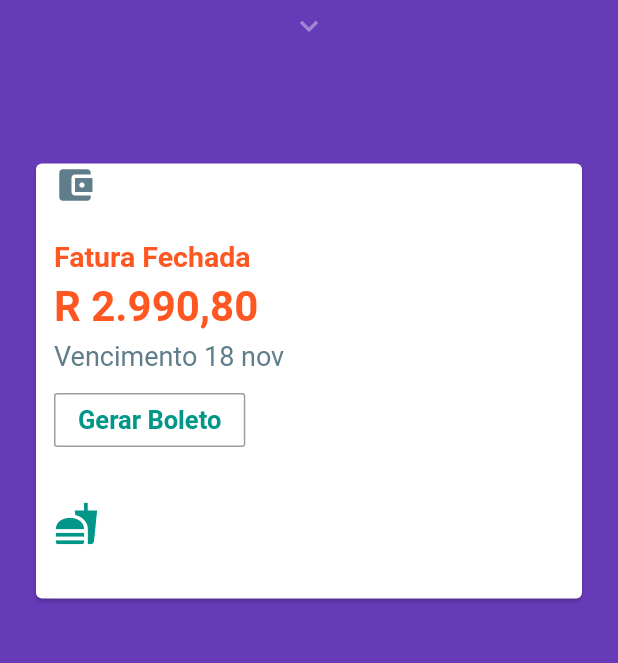
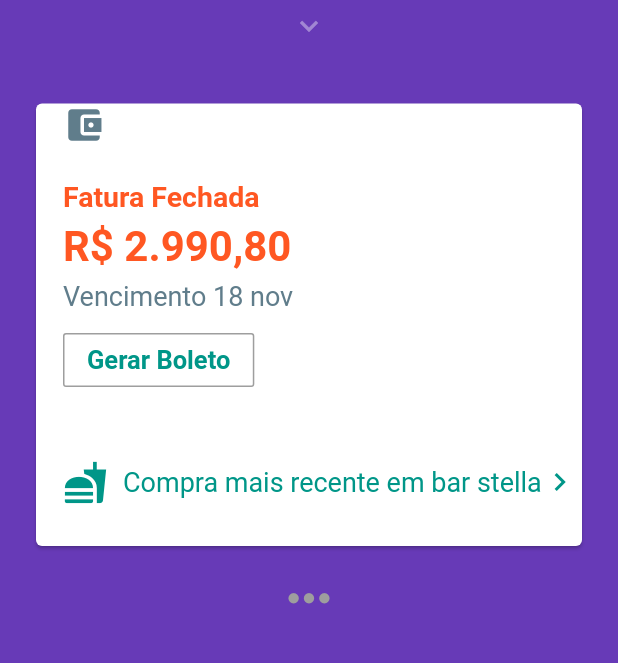
Before and after one commit to lourencofelipe/fltr-nubank, a Flutter app: the screen it shows after launch, on a phone screen of 412 x 824 dp, the part 180-843 px from its top. Run offline on Flutter 3.47's test engine with Material 2 defaults, Android fonts, the phone set to English and light mode, and no system bars.

Commit message:
Adding widgets

```diff
--- a/lib/pages/home-body-page.dart
+++ b/lib/pages/home-body-page.dart
@@ -35,14 +35,14 @@ class HomeBody extends StatelessWidget {
               ],
             ),
             Padding(
-              padding: EdgeInsets.only(top: 70),
+              padding: EdgeInsets.only(top: 30),
               child: Center(
                 child: Card(
                   color: Colors.white,
                   child: Row(
                     children: <Widget>[
                       Padding(
-                        padding: EdgeInsets.only(left: 12),
+                        padding: EdgeInsets.only(left: 18),
                       ),
                       Column(
                         crossAxisAlignment: CrossAxisAlignment.start,
@@ -80,7 +80,7 @@ class HomeBody extends StatelessWidget {
                             mainAxisAlignment: MainAxisAlignment.start,
                             children: <Widget>[
                               Text(
-                                "R 2.990,80",
+                                "R\$ 2.990,80",
                                 style: TextStyle(
                                   fontSize: 28,
                                   fontWeight: FontWeight.bold,
@@ -141,14 +141,15 @@ class HomeBody extends StatelessWidget {
                             ],
                           ),
                           SizedBox(
-                            height: 30,
+                            height: 15,
                           ),
                           Row(
+                            mainAxisAlignment: MainAxisAlignment.spaceAround,
                             children: <Widget>[
                               Container(
-                                width: 351,
-                                height: 65,
-                                alignment: Alignment.topLeft,
+                                width: 40,
+                                height: 85,
+                                alignment: Alignment.centerLeft,
                                 color: Colors.white12,
                                 child: Icon(
                                   Icons.fastfood,
@@ -156,6 +157,20 @@ class HomeBody extends StatelessWidget {
                                   color: Colors.teal,
                                 ),
                               ),
+                              Text(
+                                "Compra mais recente " + "em bar stella",
+                                maxLines: 2,
+                                softWrap: true,
+                                textWidthBasis: TextWidthBasis.longestLine,
+                                style: TextStyle(
+                                  fontSize: 18,
+                                  color: Colors.teal,
+                                ),
+                              ),
+                              Icon(
+                                Icons.chevron_right,
+                                color: Colors.teal,
+                              )
                             ],
                           ),
                         ],
@@ -165,6 +180,20 @@ class HomeBody extends StatelessWidget {
                 ),
               ),
             ),
+            SizedBox(
+              height: 10,
+            ),
+            Container(
+              alignment: Alignment.center,
+              child: Icon(
+                Icons.more_horiz,
+                color: Colors.grey,
+                size: 41,
+              ),
+            ),
+            SizedBox(
+              height: 12,
+            ),
           ],
         ),
       ),
```
